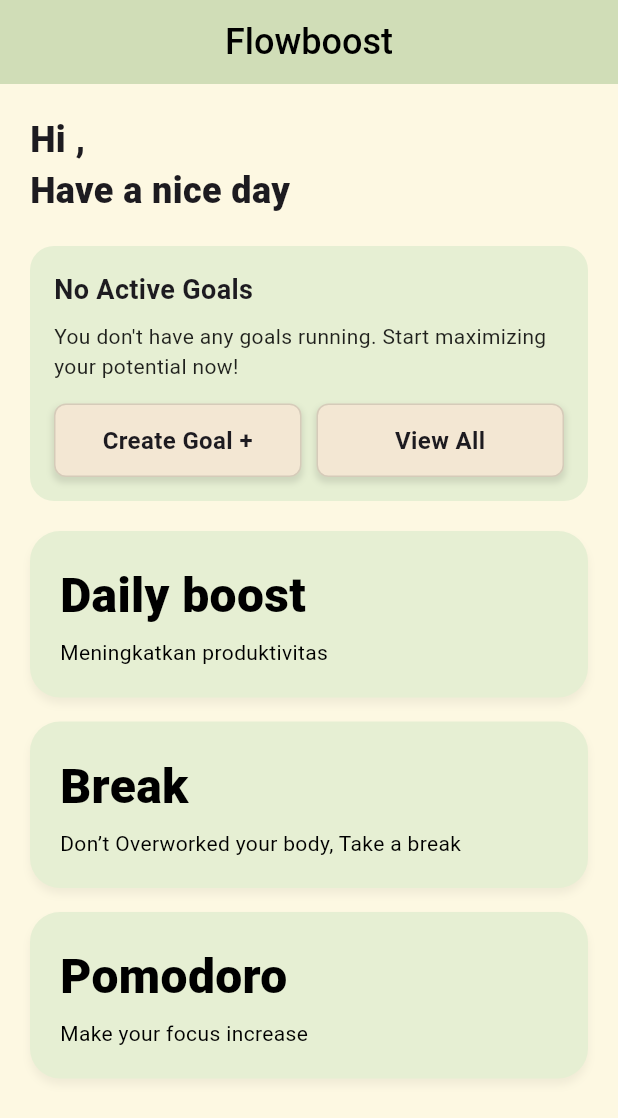
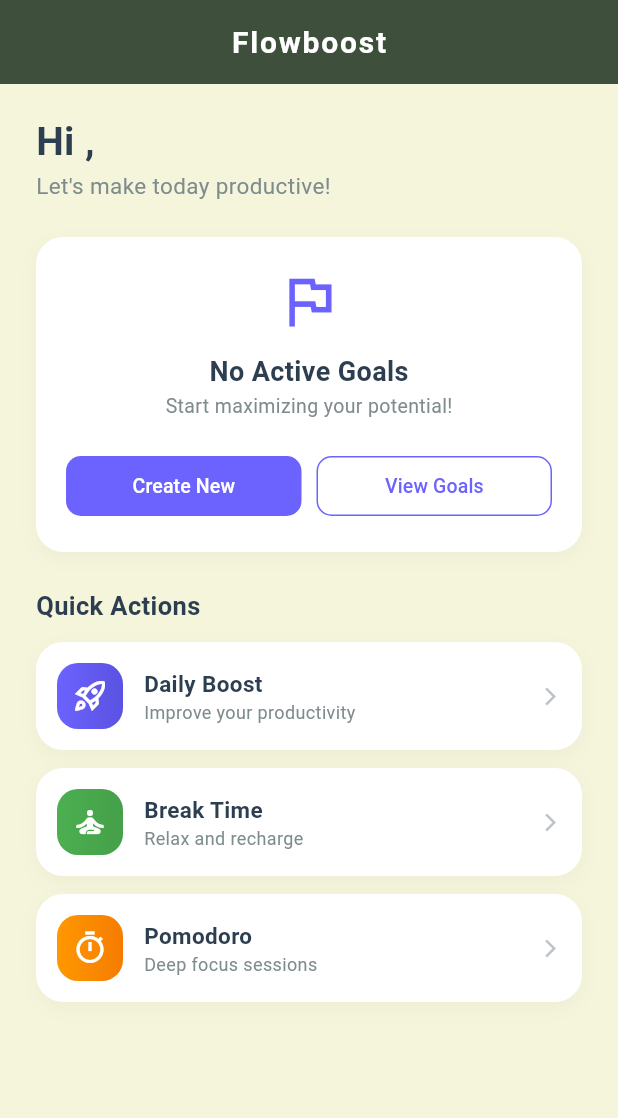
Before and after one commit to Firdig/Flowboost-mobileapp, a Flutter app: the DashboardScreen screen opened directly, on a phone screen of 412 x 824 dp. Shown: the top 1118 px of the screen. Run offline on Flutter 3.47's test engine with Material 3 defaults, Android fonts, the light colour scheme and no system bars; our stand-ins replace cached_network_image, chewie, cloud_firestore, firebase_auth, firebase_core, flutter_heatmap_calendar and 2 more; missing offline and left inert: flutter_facebook_auth; accounts and stored records are empty.

Commit message:
Refactor authentication screens: Update logo path in registration and login views, enhance layout and animations in dashboard screen for improved user experience.

```diff
--- a/flowboost/lib/features/authentication/login/views/login.dart
+++ b/flowboost/lib/features/authentication/login/views/login.dart
@@ -122,7 +122,7 @@ Widget build(BuildContext context) {
                       Center(
                         child: Image.asset(
                           FlowboostLoginScreen.logoPath,
-                          height: logoH,
+                          height: 300,
                           fit: BoxFit.contain,
                           errorBuilder: (_, __, ___) => const Icon(
                             Icons.favorite,
@@ -132,36 +132,7 @@ Widget build(BuildContext context) {
                         ),
                       ),
 
-                      const SizedBox(height: 8),
 
-                      Center(
-                        child: RichText(
-                          text: TextSpan(
-                            style: TextStyle(
-                              fontSize: titleSize,
-                              fontWeight: FontWeight.w800,
-                              color: primaryTextColor,
-                            ),
-                            children: const [
-                              TextSpan(text: 'Flowboost'),
-                              WidgetSpan(
-                                alignment: PlaceholderAlignment.top,
-                                child: Padding(
-                                  padding: EdgeInsets.only(left: 3),
-                                  child: Text(
-                                    '™',
-                                    style: TextStyle(
-                                      fontSize: 12,
-                                      fontWeight: FontWeight.w800,
-                                      color: primaryTextColor,
-                                    ),
-                                  ),
-                                ),
-                              ),
-                            ],
-                          ),
-                        ),
-                      ),
 
                       const SizedBox(height: 14),
 
@@ -214,32 +185,32 @@ Widget build(BuildContext context) {
                         ),
                       ),
 
-                      const SizedBox(height: 16),
+                      // const SizedBox(height: 16),
 
-                      const Text(
-                        'Or Login with :',
-                        textAlign: TextAlign.center,
-                        style: TextStyle(fontSize: 16, color: primaryTextColor),
-                      ),
+                      // const Text(
+                      //   'Or Login with :',
+                      //   textAlign: TextAlign.center,
+                      //   style: TextStyle(fontSize: 16, color: primaryTextColor),
+                      // ),
 
-                      const SizedBox(height: 12),
+                      // const SizedBox(height: 12),
 
-                      Row(
-                        mainAxisAlignment: MainAxisAlignment.center,
-                        children: [
-                          _SocialIconButton(
-                            assetPath: FlowboostLoginScreen.googleIconPath,
-                            fallback: 'G',
-                            onTap: _loading ? null : () => _run(_handleLoginGoogle),
-                          ),
-                          const SizedBox(width: 18),
-                          _SocialIconButton(
-                            assetPath: FlowboostLoginScreen.facebookIconPath,
-                            fallback: 'f',
-                            onTap: _loading ? null : () => _run(_handleLoginFacebook),
-                          ),
-                        ],
-                      ),
+                      // Row(
+                      //   mainAxisAlignment: MainAxisAlignment.center,
+                      //   children: [
+                      //     _SocialIconButton(
+                      //       assetPath: FlowboostLoginScreen.googleIconPath,
+                      //       fallback: 'G',
+                      //       onTap: _loading ? null : () => _run(_handleLoginGoogle),
+                      //     ),
+                      //     const SizedBox(width: 18),
+                      //     _SocialIconButton(
+                      //       assetPath: FlowboostLoginScreen.facebookIconPath,
+                      //       fallback: 'f',
+                      //       onTap: _loading ? null : () => _run(_handleLoginFacebook),
+                      //     ),
+                      //   ],
+                      // ),
 
                       const SizedBox(height: 18),
 
--- a/flowboost/lib/features/authentication/register/views/register.dart
+++ b/flowboost/lib/features/authentication/register/views/register.dart
@@ -2,7 +2,7 @@ import 'package:flutter/material.dart';
 import 'package:firebase_auth/firebase_auth.dart';
 import '/services/auth_service.dart';
 import '../../login/views/login.dart';
-const String logoPath = 'assets/images/Backlogtable.png';
+const String logoPath = 'assets/images/flowboost_logo.png';
 
 class FlowboostSignUpScreen extends StatefulWidget {
   const FlowboostSignUpScreen({super.key});
@@ -52,7 +52,21 @@ class _FlowboostSignUpScreenState extends State<FlowboostSignUpScreen> {
       );
 
       if (!mounted) return;
-      _showSnack('Registrasi berhasil. Kamu sudah login.');
+
+      // Karena Firebase biasanya auto-login setelah register,
+      // kalau kamu mau user diarahkan ke halaman login dan login ulang:
+      await FirebaseAuth.instance.signOut();
+
+      if (!mounted) return;
+
+      _showSnack('Registrasi berhasil. Silakan login.');
+
+      Navigator.pushReplacement(
+        context,
+        MaterialPageRoute(
+          builder: (_) => const FlowboostLoginScreen(),
+        ),
+      );
 
       // TODO: pindah ke halaman home / login sesuai flow kamu
       // Navigator.pushReplacement(...);
@@ -116,7 +130,7 @@ class _FlowboostSignUpScreenState extends State<FlowboostSignUpScreen> {
                 Center(
                   child: Image.asset(
                     logoPath,
-                    height: 120,
+                    height: 200,
                     fit: BoxFit.contain,
                     errorBuilder: (context, error, stackTrace) {
                       return const Icon(Icons.broken_image, size: 80, color: Colors.black);
@@ -210,6 +224,7 @@ class _FlowboostSignUpScreenState extends State<FlowboostSignUpScreen> {
                       borderRadius: BorderRadius.circular(borderRadius),
                     ),
                   ),
+
                   child: _isLoading
                       ? const SizedBox(
                           height: 22,
--- a/flowboost/lib/features/dashboard/views/dashboard_screen.dart
+++ b/flowboost/lib/features/dashboard/views/dashboard_screen.dart
@@ -11,144 +11,204 @@ import '../../goals/models/goal_model.dart';
 import '../../daily_boost/screens/daily_boost_screen.dart';
 import '../../break_feature/views/break_screen.dart';
 import '../../Pomodoro/views/pomodoro_screen.dart';
-// import '../../Profile/views/Profile_screen.dart';
 
-class DashboardScreen extends StatelessWidget {
+class DashboardScreen extends StatefulWidget {
   const DashboardScreen({super.key});
 
   @override
+  State<DashboardScreen> createState() => _DashboardScreenState();
+}
+
+class _DashboardScreenState extends State<DashboardScreen> with SingleTickerProviderStateMixin {
+  late AnimationController _animationController;
+  late Animation<double> _fadeAnimation;
+  late Animation<Offset> _slideAnimation;
+
+  @override
+  void initState() {
+    super.initState();
+    _initializeAnimations();
+  }
+
+  void _initializeAnimations() {
+    _animationController = AnimationController(
+      duration: const Duration(milliseconds: 600),
+      vsync: this,
+    );
+
+    _fadeAnimation = Tween<double>(begin: 0.0, end: 1.0).animate(
+      CurvedAnimation(parent: _animationController, curve: Curves.easeIn),
+    );
+
+    _slideAnimation = Tween<Offset>(begin: const Offset(0, 0.1), end: Offset.zero).animate(
+      CurvedAnimation(parent: _animationController, curve: Curves.easeOut),
+    );
+
+    _animationController.forward();
+  }
+
+  @override
+  void dispose() {
+    _animationController.dispose();
+    super.dispose();
+  }
+
+  @override
   Widget build(BuildContext context) {
-    // 1. Ambil data User saat ini
     final user = FirebaseAuth.instance.currentUser;
-    // Gunakan displayName, jika kosong gunakan bagian depan email, atau default 'User'
     final String userName = user?.displayName ?? user?.email?.split('@')[0] ?? 'User';
-
-    // Service untuk mengambil data goals
     final GoalService goalService = GoalService();
 
     return Scaffold(
-      // 2. Menggunakan AppBar agar judul "Flowboost" warnanya SAMA dengan fitur Goals
+      backgroundColor: const Color(0xFFF5F5DC), // Background Beige tema Break
       appBar: AppBar(
-        title: const Text('Flowboost'),
+        backgroundColor: const Color(0xFF3E4F3C), // Hijau gelap full width
+        elevation: 0,
         centerTitle: true,
-        automaticallyImplyLeading: false, // Menghilangkan tombol back di dashboard
+        automaticallyImplyLeading: false,
+        title: const Text(
+          'Flowboost',
+          style: TextStyle(
+            color: Colors.white,
+            fontWeight: FontWeight.bold,
+            fontSize: 20,
+            letterSpacing: 1.2,
+          ),
+        ),
       ),
       body: SafeArea(
         child: SingleChildScrollView(
-          padding: const EdgeInsets.all(20.0),
+          // Clamping agar tidak ada efek pantulan/scroll berlebih
+          physics: const ClampingScrollPhysics(),
+          child: FadeTransition(
+            opacity: _fadeAnimation,
+            child: SlideTransition(
+              position: _slideAnimation,
+              child: Padding(
+                padding: const EdgeInsets.fromLTRB(24, 20, 24, 20),
                 child: Column(
+                  // Menyesuaikan dengan isi halaman secara pas
+                  mainAxisSize: MainAxisSize.min,
                   crossAxisAlignment: CrossAxisAlignment.start,
                   children: [
-              // Sapaan User
+                    // Greeting Section
                     Text(
-                'Hi $userName,\nHave a nice day',
-                style: const TextStyle(fontSize: 24, fontWeight: FontWeight.w800),
+                      'Hi $userName,',
+                      style: const TextStyle(
+                        fontSize: 26,
+                        fontWeight: FontWeight.bold,
+                        color: Color(0xFF2C3E50),
                       ),
-              const SizedBox(height: 20),
+                    ),
+                    const Text(
+                      'Let\'s make today productive!',
+                      style: TextStyle(fontSize: 15, color: Color(0xFF7F8C8D)),
+                    ),
+                    const SizedBox(height: 24), // Jarak lebih rapat
 
-              // 3. Goals Card (Logic Perbaikan)
+                    // Goals Section
                     StreamBuilder<List<GoalModel>>(
                       stream: goalService.getGoalsStream(),
                       builder: (context, snapshot) {
-                  // Loading state
                         if (snapshot.connectionState == ConnectionState.waiting) {
-                    return const RetroCard(
-                      child: SizedBox(
-                        height: 100,
-                        child: Center(child: CircularProgressIndicator()),
-                      ),
-                    );
+                          return const Center(child: CircularProgressIndicator());
                         }
-
-                  // Error state
-                  if (snapshot.hasError) {
-                    return RetroCard(child: Text("Error: ${snapshot.error}"));
-                  }
-
-                  // Data processing
-                  final allGoals = snapshot.data ?? [];
-                  // Filter hanya goal yang belum selesai (in progress)
-                  final activeGoals = allGoals.where((g) => !g.isFinished).toList();
-
-                  return _buildDynamicGoalsCard(context, activeGoals);
+                        final activeGoals = (snapshot.data ?? []).where((g) => !g.isFinished).toList();
+                        return _buildModernGoalsCard(context, activeGoals);
                       },
                     ),
 
-              const SizedBox(height: 20),
+                    const SizedBox(height: 24),
+                    const Text(
+                      'Quick Actions',
+                      style: TextStyle(
+                        fontSize: 17,
+                        fontWeight: FontWeight.bold,
+                        color: Color(0xFF2C3E50),
+                      ),
+                    ),
+                    const SizedBox(height: 12),
 
-              // Menu Lainnya
-              MenuCard(
-                title: 'Daily boost',
-                subtitle: 'Meningkatkan produktivitas',
-                onTap: () => Navigator.push(
-                  context,
-                  MaterialPageRoute(
-                    builder: (context) => const DailyBoostScreen(),
+                    // Menu Items (Rapi & Kompak)
+                    _buildMenuAction(
+                      context: context,
+                      title: 'Daily Boost',
+                      subtitle: 'Improve your productivity',
+                      icon: Icons.rocket_launch_outlined,
+                      colors: [const Color(0xFF6C63FF), const Color(0xFF5A52E0)],
+                      onTap: () => Navigator.push(context, MaterialPageRoute(builder: (context) => const DailyBoostScreen())),
+                    ),
+                    const SizedBox(height: 12),
+                    _buildMenuAction(
+                      context: context,
+                      title: 'Break Time',
+                      subtitle: 'Relax and recharge',
+                      icon: Icons.self_improvement_outlined,
+                      colors: [const Color(0xFF4CAF50), const Color(0xFF45A049)],
+                      onTap: () => Navigator.push(context, MaterialPageRoute(builder: (context) => const BreakScreen())),
+                    ),
+                    const SizedBox(height: 12),
+                    _buildMenuAction(
+                      context: context,
+                      title: 'Pomodoro',
+                      subtitle: 'Deep focus sessions',
+                      icon: Icons.timer_outlined,
+                      colors: [const Color(0xFFFF9800), const Color(0xFFF57C00)],
+                      onTap: () => Navigator.push(context, MaterialPageRoute(builder: (context) => const PomodoroScreen())),
+                    ),
+                    // Tidak ada SizedBox besar di bawah agar halaman pas dengan konten
+                  ],
                 ),
               ),
             ),
-              MenuCard(
-                title: 'Break',
-                subtitle: 'Don’t Overworked your body, Take a break',
-                onTap: () => Navigator.push(
-                  context,
-                  MaterialPageRoute(builder: (context) => const BreakScreen()),
-                ),
-              ),
-              MenuCard(
-                title: 'Pomodoro',
-                subtitle: 'Make your focus increase',
-                onTap: () => Navigator.push(
-                  context,
-                  MaterialPageRoute(
-                    builder: (context) => const PomodoroScreen(),
-                  ),
-                ),
-              ),
-              const SizedBox(height: 80),
-            ],
           ),
         ),
       ),
     );
   }
 
-  Widget _buildDynamicGoalsCard(BuildContext context, List<GoalModel> activeGoals) {
-    // KONDISI 1: TIDAK ADA GOAL AKTIF
+  Widget _buildModernGoalsCard(BuildContext context, List<GoalModel> activeGoals) {
     if (activeGoals.isEmpty) {
-      return RetroCard(
+      return Container(
+        width: double.infinity,
+        padding: const EdgeInsets.all(20),
+        decoration: _cardDecoration(),
         child: Column(
-          crossAxisAlignment: CrossAxisAlignment.start,
+          mainAxisSize: MainAxisSize.min,
           children: [
+            const Icon(Icons.flag_outlined, size: 45, color: Color(0xFF6C63FF)),
+            const SizedBox(height: 12),
             const Text(
               'No Active Goals',
-              style: TextStyle(fontSize: 18, fontWeight: FontWeight.bold),
+              style: TextStyle(fontWeight: FontWeight.bold, fontSize: 18, color: Color(0xFF2C3E50)),
             ),
-            const SizedBox(height: 8),
             const Text(
-              "You don't have any goals running. Start maximizing your potential now!",
-              style: TextStyle(fontSize: 14, color: Colors.black87),
+              'Start maximizing your potential!',
+              style: TextStyle(fontSize: 13, color: Color(0xFF7F8C8D)),
             ),
-            const SizedBox(height: 15),
+            const SizedBox(height: 20),
             Row(
               children: [
                 Expanded(
-                  child: RetroButton(
-                    text: 'Create Goal +',
-                    onPressed: () => Navigator.push(
-                      context,
-                      MaterialPageRoute(builder: (context) => const NewGoalScreen()),
+                  child: ElevatedButton(
+                    style: ElevatedButton.styleFrom(
+                      backgroundColor: const Color(0xFF6C63FF),
+                      shape: RoundedRectangleBorder(borderRadius: BorderRadius.circular(10)),
+                      elevation: 0,
                     ),
+                    onPressed: () => Navigator.push(context, MaterialPageRoute(builder: (context) => const NewGoalScreen())),
+                    child: const Text('Create New', style: TextStyle(color: Colors.white, fontSize: 13)),
                   ),
                 ),
                 const SizedBox(width: 10),
                 Expanded(
-                  child: RetroButton(
-                    text: 'View All',
-                    onPressed: () => Navigator.push(
-                      context,
-                      MaterialPageRoute(builder: (context) => const GoalsHomeScreen()),
+                  child: OutlinedButton(
+                    style: OutlinedButton.styleFrom(
+                      side: const BorderSide(color: Color(0xFF6C63FF)),
+                      shape: RoundedRectangleBorder(borderRadius: BorderRadius.circular(10)),
                     ),
+                    onPressed: () => Navigator.push(context, MaterialPageRoute(builder: (context) => const GoalsHomeScreen())),
+                    child: const Text('View Goals', style: TextStyle(color: Color(0xFF6C63FF), fontSize: 13)),
                   ),
                 ),
               ],
@@ -158,83 +218,102 @@ class DashboardScreen extends StatelessWidget {
       );
     }
 
-    // KONDISI 2: ADA GOAL AKTIF
-    // Ambil goal pertama untuk ditampilkan detailnya
     final primaryGoal = activeGoals.first;
-    final int extraCount = activeGoals.length - 1;
-
-    // Hitung progress untuk goal utama
     int completedTasks = primaryGoal.tasks.where((t) => t.isCompleted).length;
     int totalTasks = primaryGoal.tasks.length;
     double percentage = totalTasks == 0 ? 0.0 : completedTasks / totalTasks;
 
-    return RetroCard(
+    return GestureDetector(
+      onTap: () => Navigator.push(context, MaterialPageRoute(builder: (context) => const GoalsHomeScreen())),
+      child: Container(
+        padding: const EdgeInsets.all(18),
+        decoration: _cardDecoration(),
         child: Column(
           crossAxisAlignment: CrossAxisAlignment.start,
           children: [
             Row(
               mainAxisAlignment: MainAxisAlignment.spaceBetween,
               children: [
-              const Text(
-                'Goal in Progress',
-                style: TextStyle(fontSize: 18, fontWeight: FontWeight.bold),
+                const Text('Goal in Progress', style: TextStyle(color: Color(0xFF7F8C8D), fontWeight: FontWeight.w600, fontSize: 12)),
+                if (activeGoals.length > 1)
+                  Text('+${activeGoals.length - 1} more', style: const TextStyle(color: Color(0xFF6C63FF), fontSize: 11, fontWeight: FontWeight.bold)),
+              ],
             ),
-              // Penjelasan ringkas jika ada lebih dari 1 goal
-              if (extraCount > 0)
-                Container(
-                  padding: const EdgeInsets.symmetric(horizontal: 8, vertical: 4),
-                  decoration: BoxDecoration(
-                    color: kButtonColor, // Menggunakan warna tema beige/tombol
-                    borderRadius: BorderRadius.circular(12),
-                    border: Border.all(color: Colors.black12)
+            const SizedBox(height: 6),
+            Text(primaryGoal.title, style: const TextStyle(fontSize: 18, fontWeight: FontWeight.bold, color: Color(0xFF2C3E50))),
+            const SizedBox(height: 12),
+            LinearProgressIndicator(
+              value: percentage,
+              backgroundColor: const Color(0xFF6C63FF).withOpacity(0.1),
+              color: const Color(0xFF6C63FF),
+              minHeight: 6,
+              borderRadius: BorderRadius.circular(10),
             ),
-                  child: Text(
-                    '+$extraCount others',
-                    style: const TextStyle(fontSize: 10, fontWeight: FontWeight.bold),
-                  ),
+            const SizedBox(height: 8),
+            Row(
+              mainAxisAlignment: MainAxisAlignment.spaceBetween,
+              children: [
+                Text('$completedTasks/$totalTasks tasks', style: const TextStyle(fontSize: 12, color: Color(0xFF7F8C8D))),
+                Text('${(percentage * 100).toInt()}%', style: const TextStyle(fontWeight: FontWeight.bold, color: Color(0xFF6C63FF), fontSize: 12)),
+              ],
             ),
           ],
         ),
-          const SizedBox(height: 10),
-
-          // Judul Goal Utama
-          Text(
-            primaryGoal.title,
-            style: const TextStyle(fontWeight: FontWeight.bold, fontSize: 16),
-            maxLines: 1,
-            overflow: TextOverflow.ellipsis,
-          ),
-
-          const SizedBox(height: 5),
-          CustomProgressBar(
-            percentage: percentage,
-          ),
-          const SizedBox(height: 5),
-
-          Row(
-            mainAxisAlignment: MainAxisAlignment.spaceBetween,
-            children: [
-              Text(
-                '$completedTasks/$totalTasks Task Complete',
-                style: const TextStyle(fontSize: 12),
-              ),
-              Text('(${(percentage * 100).toInt()}% Done)', style: const TextStyle(fontSize: 12)),
-            ],
-          ),
-
-          const SizedBox(height: 15),
-          RetroButton(
-            text: 'Go to Goals',
-            isFullWidth: true,
-            onPressed: () => Navigator.push(
-              context,
-              MaterialPageRoute(
-                builder: (context) => const GoalsHomeScreen(),
-              ),
-            ),
-          ),
-        ],
       ),
     );
   }
+
+  Widget _buildMenuAction({
+    required BuildContext context,
+    required String title,
+    required String subtitle,
+    required IconData icon,
+    required List<Color> colors,
+    required VoidCallback onTap,
+  }) {
+    return GestureDetector(
+      onTap: onTap,
+      child: Container(
+        padding: const EdgeInsets.all(14),
+        decoration: _cardDecoration(),
+        child: Row(
+          children: [
+            Container(
+              padding: const EdgeInsets.all(10),
+              decoration: BoxDecoration(
+                gradient: LinearGradient(colors: colors),
+                borderRadius: BorderRadius.circular(14),
+              ),
+              child: Icon(icon, color: Colors.white, size: 24),
+            ),
+            const SizedBox(width: 14),
+            Expanded(
+              child: Column(
+                crossAxisAlignment: CrossAxisAlignment.start,
+                children: [
+                  Text(title, style: const TextStyle(fontWeight: FontWeight.bold, fontSize: 15, color: Color(0xFF2C3E50))),
+                  Text(subtitle, style: const TextStyle(fontSize: 12, color: Color(0xFF7F8C8D))),
+                ],
+              ),
+            ),
+            const Icon(Icons.arrow_forward_ios, size: 14, color: Color(0xFFBDC3C7)),
+          ],
+        ),
+      ),
+    );
   }
+
+  BoxDecoration _cardDecoration() {
+    return BoxDecoration(
+      color: Colors.white,
+      borderRadius: BorderRadius.circular(18),
+      boxShadow: [
+        BoxShadow(
+          color: Colors.black.withOpacity(0.03),
+          blurRadius: 10,
+          offset: const Offset(0, 4),
+        ),
+      ],
+    );
+  }
+}
```
Also changed, not shown: flowboost/assets/images/flowboost_logo.png. Lines whose indentation alone changed are shown as unchanged.
